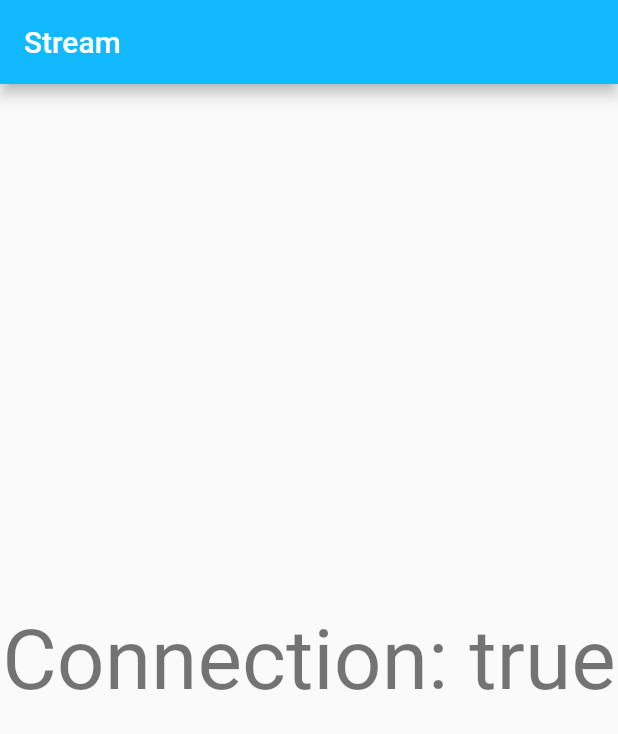
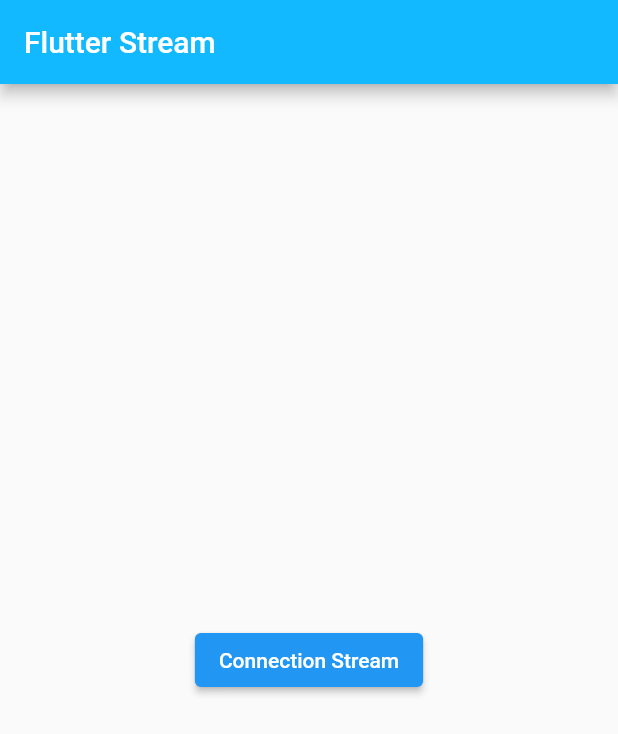
Before and after one commit to adryanev/stream_flutter, a Flutter app: the screen it shows after launch, on a phone screen of 412 x 824 dp. Shown: the top 734 px of the screen. Run offline on Flutter 3.47's test engine with Material 2 defaults, Android fonts, the phone set to English and light mode, and no system bars; our stand-ins replace bloc, connectivity_plus, dartz, equatable, flutter_bloc, freezed_annotation and 3 more; generated files the repository leaves out were written again.

Commit message:
feat: adding home page (#1)
* adding home page

* fix formatting

```diff
--- /dev/null
+++ b/lib/app/router/app_router.dart
@@ -0,0 +1,24 @@
+import 'package:go_router/go_router.dart';
+import 'package:stream_flutter/features/connection/presentation/pages/connection_page.dart';
+import 'package:stream_flutter/features/home/presentation/pages/home_page.dart';
+
+class AppRouter {
+  static const home = 'home';
+  static const connection = 'connection';
+}
+
+final appRouter = GoRouter(
+  debugLogDiagnostics: true,
+  routes: [
+    GoRoute(
+      path: '/',
+      name: AppRouter.home,
+      builder: (context, state) => const HomePage(),
+    ),
+    GoRoute(
+      path: '/${AppRouter.connection}',
+      name: AppRouter.connection,
+      builder: (context, state) => const ConnectionPage(),
+    ),
+  ],
+);
--- a/lib/app/view/app.dart
+++ b/lib/app/view/app.dart
@@ -6,11 +6,8 @@
 // https://opensource.org/licenses/MIT.
 
 import 'package:flutter/material.dart';
-import 'package:flutter_bloc/flutter_bloc.dart';
 import 'package:flutter_localizations/flutter_localizations.dart';
-import 'package:stream_flutter/features/connection/presentation/bloc/connection_status_bloc.dart';
-import 'package:stream_flutter/features/connection/presentation/pages/connection_page.dart';
-import 'package:stream_flutter/injector.dart';
+import 'package:stream_flutter/app/router/app_router.dart';
 import 'package:stream_flutter/l10n/l10n.dart';
 
 class App extends StatelessWidget {
@@ -18,9 +15,7 @@ class App extends StatelessWidget {
 
   @override
   Widget build(BuildContext context) {
-    return BlocProvider<ConnectionStatusBloc>(
-      create: (context) => getIt<ConnectionStatusBloc>(),
-      child: MaterialApp(
+    return MaterialApp.router(
       theme: ThemeData(
         appBarTheme: const AppBarTheme(color: Color(0xFF13B9FF)),
         colorScheme: ColorScheme.fromSwatch(
@@ -32,8 +27,9 @@ class App extends StatelessWidget {
         GlobalMaterialLocalizations.delegate,
       ],
       supportedLocales: AppLocalizations.supportedLocales,
-        home: const ConnectionPage(),
-      ),
+      routerDelegate: appRouter.routerDelegate,
+      routeInformationParser: appRouter.routeInformationParser,
+      routeInformationProvider: appRouter.routeInformationProvider,
     );
   }
 }
--- a/lib/features/connection/presentation/bloc/connection_status_bloc.dart
+++ b/lib/features/connection/presentation/bloc/connection_status_bloc.dart
@@ -25,15 +25,15 @@ class ConnectionStatusBloc
     on<ConnectionReceived>(_onConnectionReceived);
   }
 
+  final ListenConnection _listenConnection;
+  StreamSubscription<Either<Failure, Connection>>?
+      _connectionStreamSubscription;
+
   @override
   Future<void> close() {
     _connectionStreamSubscription?.cancel();
     return super.close();
   }
-
-  final ListenConnection _listenConnection;
-  StreamSubscription<Either<Failure, Connection>>?
-      _connectionStreamSubscription;
 
   Future<void> _onConnectionReceived(
     ConnectionReceived event,
--- a/lib/features/connection/presentation/pages/connection_page.dart
+++ b/lib/features/connection/presentation/pages/connection_page.dart
@@ -1,13 +1,16 @@
 import 'package:flutter/material.dart';
 import 'package:flutter_bloc/flutter_bloc.dart';
 import 'package:stream_flutter/features/connection/presentation/bloc/connection_status_bloc.dart';
+import 'package:stream_flutter/injector.dart';
 
 class ConnectionPage extends StatelessWidget {
   const ConnectionPage({super.key});
 
   @override
   Widget build(BuildContext context) {
-    return Scaffold(
+    return BlocProvider(
+      create: (context) => getIt<ConnectionStatusBloc>(),
+      child: Scaffold(
         appBar: AppBar(
           title: const Text('Stream'),
         ),
@@ -18,7 +21,8 @@ class ConnectionPage extends StatelessWidget {
                 SizedBox.new,
                 (either) => either.fold(
                   (l) => l.when(
-                  connectivityFailure: () => const Text('Connectivity failure'),
+                    connectivityFailure: () =>
+                        const Text('Connectivity failure'),
                   ),
                   (r) => Text(
                     'Connection: ${r.isConnectedToInternet}',
@@ -29,6 +33,7 @@ class ConnectionPage extends StatelessWidget {
             },
           ),
         ),
+      ),
     );
   }
 }
--- /dev/null
+++ b/lib/features/home/presentation/pages/home_page.dart
@@ -0,0 +1,29 @@
+import 'package:flutter/material.dart';
+import 'package:go_router/go_router.dart';
+import 'package:stream_flutter/app/router/app_router.dart';
+
+class HomePage extends StatelessWidget {
+  const HomePage({super.key});
+
+  @override
+  Widget build(BuildContext context) {
+    return Scaffold(
+      appBar: AppBar(
+        title: const Text('Flutter Stream'),
+      ),
+      body: Center(
+        child: Column(
+          mainAxisAlignment: MainAxisAlignment.center,
+          children: [
+            ElevatedButton(
+              onPressed: () {
+                context.pushNamed(AppRouter.connection);
+              },
+              child: const Text('Connection Stream'),
+            ),
+          ],
+        ),
+      ),
+    );
+  }
+}
--- a/pubspec.yaml
+++ b/pubspec.yaml
@@ -19,6 +19,7 @@ dependencies:
     sdk: flutter
   freezed_annotation: ^2.1.0
   get_it: ^7.2.0
+  go_router: ^4.2.1
   injectable: ^1.5.3
   intl: ^0.17.0
   rxdart: ^0.27.5
```
Also changed, not shown: pubspec.lock, repo_images/home_page.png (added), 2 other files. Lines whose indentation alone changed are shown as unchanged.
